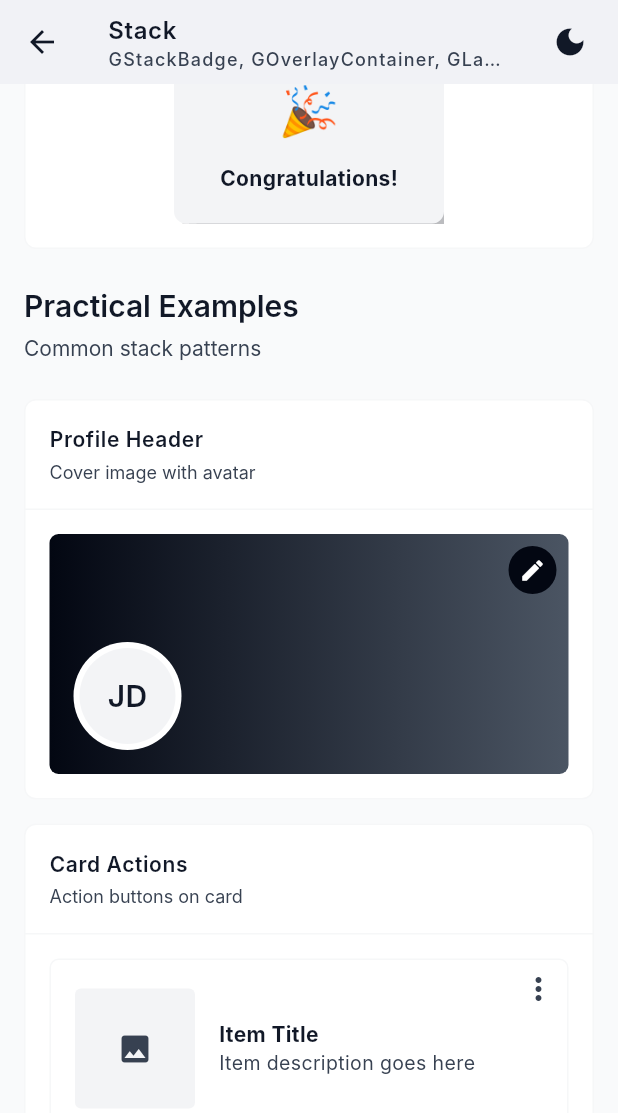
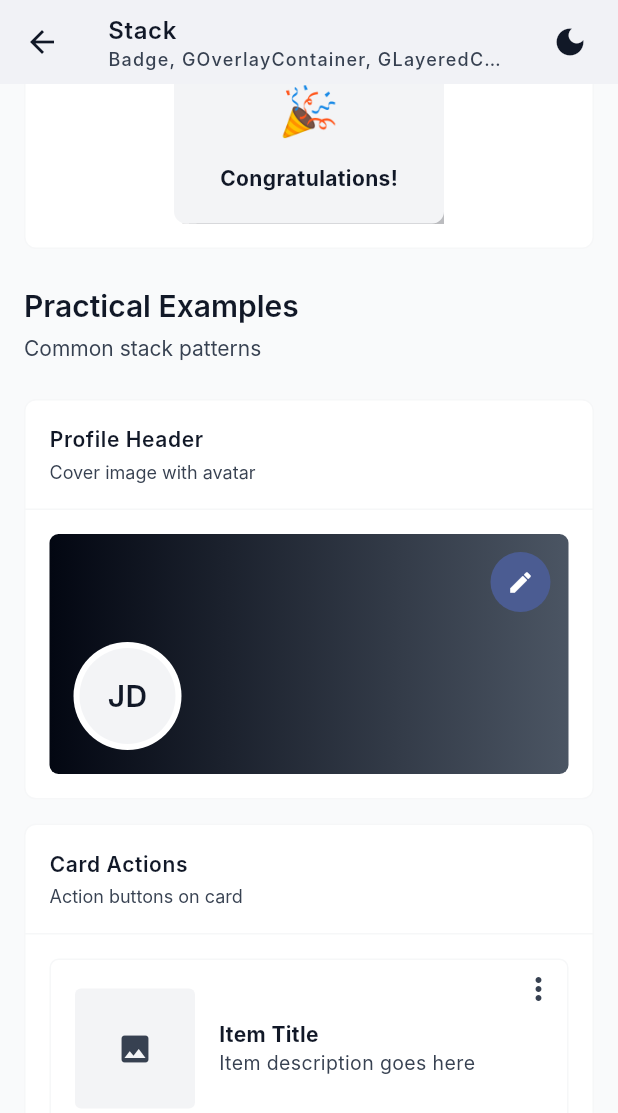
Before and after one commit to AliAkberAakash/garmisch, a Flutter app: the StackComponentsScreen screen opened directly with empty values, scrolled down 1688 dp, after a tap on the "edit" icon, on a phone screen of 412 x 824 dp. Shown: the top 1113 px of the screen. Run offline on Flutter 3.47's test engine with Material 3 defaults, Android fonts, the phone set to English and light mode, and no system bars; network calls fail; Roboto replaces fonts that are missing (Inter).

Commit message:
feat: remove redundant widgets

```diff
--- a/example/lib/screens/layout/card_components_screen.dart
+++ b/example/lib/screens/layout/card_components_screen.dart
@@ -303,9 +303,8 @@ class CardComponentsScreen extends StatelessWidget {
                             ],
                           ),
                         ),
-                        GIconButton(
-                          icon: Icons.edit,
-                          variant: GIconButtonVariant.standard,
+                        IconButton(
+                          icon: const Icon(Icons.edit),
                           onPressed: () {},
                         ),
                       ],
--- a/example/lib/screens/layout/expansion_tile_components_screen.dart
+++ b/example/lib/screens/layout/expansion_tile_components_screen.dart
@@ -341,8 +341,8 @@ class ExpansionTileComponentsScreen extends StatelessWidget {
                               ),
                             ),
                             const SizedBox(width: GSpacing.sm),
-                            GIconButton(
-                              icon: Icons.favorite_border,
+                            IconButton(
+                              icon: const Icon(Icons.favorite_border),
                               onPressed: () {},
                             ),
                           ],
--- a/example/lib/screens/layout/stack_components_screen.dart
+++ b/example/lib/screens/layout/stack_components_screen.dart
@@ -20,7 +20,7 @@ class StackComponentsScreen extends StatelessWidget {
 
     return ShowcaseScaffold(
       title: 'Stack',
-      subtitle: 'GStackBadge, GOverlayContainer, GLayeredCard',
+      subtitle: 'Badge, GOverlayContainer, GLayeredCard',
       onThemeToggle: onThemeToggle,
       isDarkMode: isDarkMode,
       body: SingleChildScrollView(
@@ -29,10 +29,10 @@ class StackComponentsScreen extends StatelessWidget {
           crossAxisAlignment: CrossAxisAlignment.start,
           children: [
 
-            // GStackBadge
+            // Material Badge
             const SectionHeader(
-              title: 'Stack Badge',
-              subtitle: 'GStackBadge for notification indicators',
+              title: 'Badge (Material)',
+              subtitle: 'Flutter\'s built-in Badge widget',
             ),
             const SizedBox(height: GSpacing.sm),
             ShowcaseCard(
@@ -41,30 +41,26 @@ class StackComponentsScreen extends StatelessWidget {
               child: Row(
                 mainAxisAlignment: MainAxisAlignment.spaceEvenly,
                 children: [
-                  GStackBadge(
-                    position: GStackBadgePosition.topRight,
-                    offset: const Offset(-4, -4),
-                    badge: _NotificationDot(colors.error),
+                  Badge(
+                    backgroundColor: colors.error,
                     child: Icon(
                       Icons.notifications_outlined,
                       size: 32,
                       color: colors.onSurface,
                     ),
                   ),
-                  GStackBadge(
-                    position: GStackBadgePosition.topRight,
-                    offset: const Offset(-8, -8),
-                    badge: _CountBadge('3', colors),
+                  Badge(
+                    label: const Text('3'),
+                    backgroundColor: colors.error,
                     child: Icon(
                       Icons.mail_outlined,
                       size: 32,
                       color: colors.onSurface,
                     ),
                   ),
-                  GStackBadge(
-                    position: GStackBadgePosition.topRight,
-                    offset: const Offset(-8, -8),
-                    badge: _CountBadge('99+', colors),
+                  Badge(
+                    label: const Text('99+'),
+                    backgroundColor: colors.error,
                     child: Icon(
                       Icons.shopping_cart_outlined,
                       size: 32,
@@ -81,22 +77,22 @@ class StackComponentsScreen extends StatelessWidget {
               child: Row(
                 mainAxisAlignment: MainAxisAlignment.spaceEvenly,
                 children: [
-                  GStackBadge(
-                    position: GStackBadgePosition.bottomRight,
-                    offset: const Offset(0, 0),
-                    badge: _StatusDot(colors.success),
+                  Badge(
+                    alignment: Alignment.bottomRight,
+                    backgroundColor: colors.success,
+                    smallSize: 14,
                     child: GAvatar(name: 'John Doe', size: GAvatarSize.lg),
                   ),
-                  GStackBadge(
-                    position: GStackBadgePosition.bottomRight,
-                    offset: const Offset(0, 0),
-                    badge: _StatusDot(colors.warning),
+                  Badge(
+                    alignment: Alignment.bottomRight,
+                    backgroundColor: colors.warning,
+                    smallSize: 14,
                     child: GAvatar(name: 'Jane Smith', size: GAvatarSize.lg),
                   ),
-                  GStackBadge(
-                    position: GStackBadgePosition.bottomRight,
-                    offset: const Offset(0, 0),
-                    badge: _StatusDot(colors.onSurfaceVariant),
+                  Badge(
+                    alignment: Alignment.bottomRight,
+                    backgroundColor: colors.onSurfaceVariant,
+                    smallSize: 14,
                     child: GAvatar(name: 'Bob Wilson', size: GAvatarSize.lg),
                   ),
                 ],
@@ -105,30 +101,30 @@ class StackComponentsScreen extends StatelessWidget {
             const SizedBox(height: GSpacing.md),
             ShowcaseCard(
               title: 'Conditional Badge',
-              subtitle: 'showBadge: false to hide',
+              subtitle: 'isLabelVisible: false to hide',
               child: Row(
                 mainAxisAlignment: MainAxisAlignment.spaceEvenly,
                 children: [
                   Column(
                     children: [
-                      GStackBadge(
-                        showBadge: true,
-                        badge: _NotificationDot(colors.error),
+                      Badge(
+                        isLabelVisible: true,
+                        backgroundColor: colors.error,
                         child: Icon(Icons.inbox, size: 28, color: colors.onSurface),
                       ),
                       const SizedBox(height: GSpacing.xs),
-                      Text('showBadge: true', style: TextStyle(fontSize: 10, color: colors.onSurfaceVariant)),
+                      Text('isLabelVisible: true', style: TextStyle(fontSize: 10, color: colors.onSurfaceVariant)),
                     ],
                   ),
                   Column(
                     children: [
-                      GStackBadge(
-                        showBadge: false,
-                        badge: _NotificationDot(colors.error),
+                      Badge(
+                        isLabelVisible: false,
+                        backgroundColor: colors.error,
                         child: Icon(Icons.inbox, size: 28, color: colors.onSurface),
                       ),
                       const SizedBox(height: GSpacing.xs),
-                      Text('showBadge: false', style: TextStyle(fontSize: 10, color: colors.onSurfaceVariant)),
+                      Text('isLabelVisible: false', style: TextStyle(fontSize: 10, color: colors.onSurfaceVariant)),
                     ],
                   ),
                 ],
@@ -409,10 +405,8 @@ class StackComponentsScreen extends StatelessWidget {
                     Positioned(
                       top: 8,
                       right: 8,
-                      child: GIconButton(
-                        icon: Icons.edit,
-                        variant: GIconButtonVariant.filled,
-                        size: GIconButtonSize.sm,
+                      child: IconButton.filled(
+                        icon: const Icon(Icons.edit, size: 18),
                         onPressed: () {},
                       ),
                     ),
@@ -498,70 +492,3 @@ class StackComponentsScreen extends StatelessWidget {
     );
   }
 }
-
-
-class _NotificationDot extends StatelessWidget {
-  const _NotificationDot(this.color);
-  final Color color;
-
-  @override
-  Widget build(BuildContext context) {
-    return Container(
-      width: 10,
-      height: 10,
-      decoration: BoxDecoration(
-        color: color,
-        shape: BoxShape.circle,
-        border: Border.all(color: Colors.white, width: 2),
-      ),
-    );
-  }
-}
-
-class _CountBadge extends StatelessWidget {
-  const _CountBadge(this.count, this.colors);
-  final String count;
-  final GColorScheme colors;
-
-  @override
-  Widget build(BuildContext context) {
-    return Container(
-      padding: const EdgeInsets.symmetric(
-        horizontal: 6,
-        vertical: 2,
-      ),
-      decoration: BoxDecoration(
-        color: colors.error,
-        borderRadius: GBorderRadius.allFull,
-        border: Border.all(color: colors.surface, width: 2),
-      ),
-      child: Text(
-        count,
-        style: const TextStyle(
-          color: Colors.white,
-          fontSize: 10,
-          fontWeight: FontWeight.bold,
-        ),
-      ),
-    );
-  }
-}
-
-class _StatusDot extends StatelessWidget {
-  const _StatusDot(this.color);
-  final Color color;
-
-  @override
-  Widget build(BuildContext context) {
-    final theme = GTheme.of(context);
-    return Container(
-      width: 14,
-      height: 14,
-      decoration: BoxDecoration(
-        color: color,
-        shape: BoxShape.circle,
-        border: Border.all(color: theme.colors.surface, width: 2),
-      ),
-    );
-  }
-}
```
Also changed, not shown: example/lib/screens/display/avatar_badge_screen.dart (+6 -6 lines), example/lib/screens/display/skeleton_divider_screen.dart (+4 -4 lines), example/lib/screens/layout/list_tile_components_screen.dart (+12 -12 lines), example/lib/screens/overlay/popup_menu_components_screen.dart (+5 -5 lines), example/lib/screens/overlay/tooltip_components_screen.dart (+30 -33 lines).
